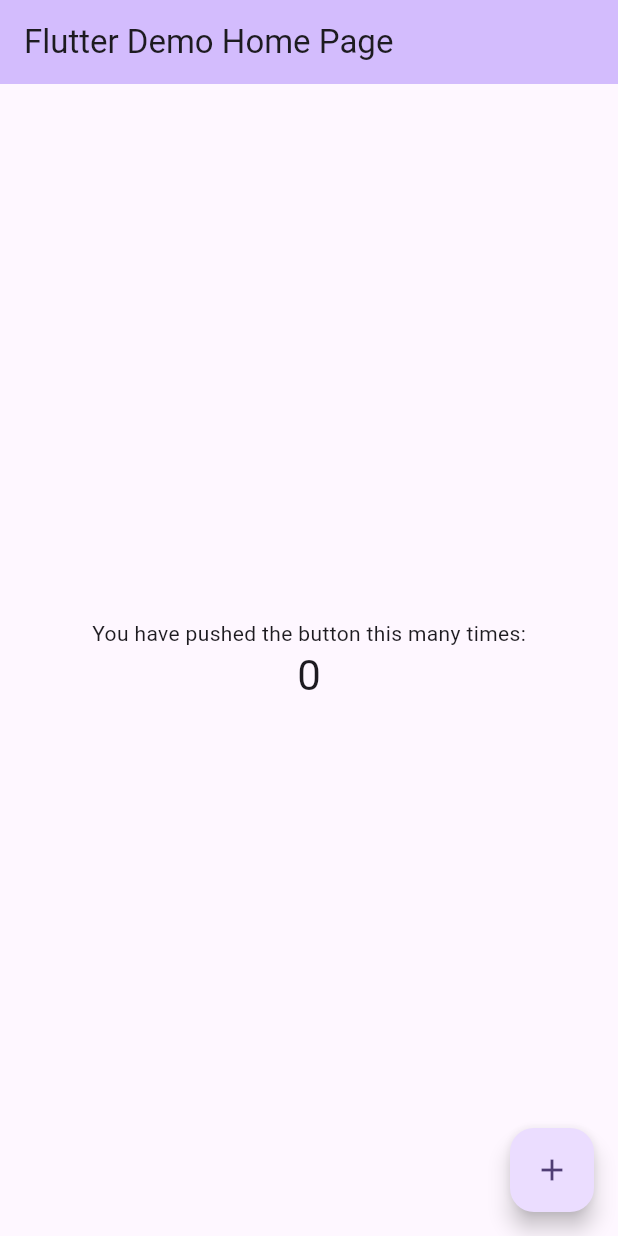
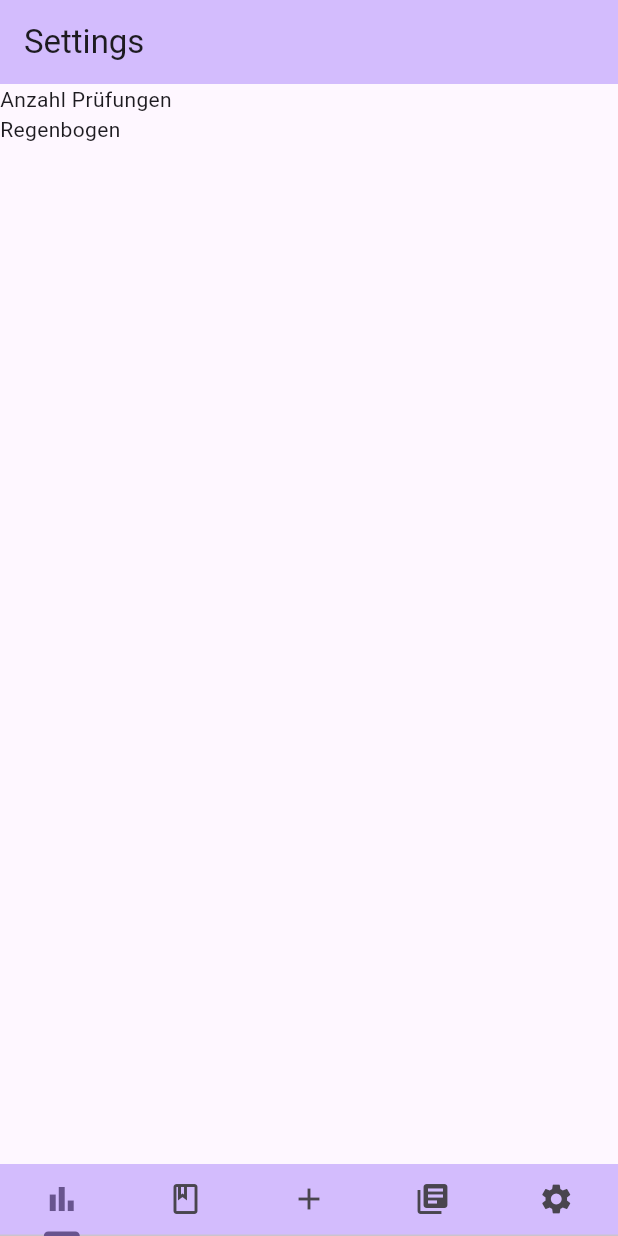
Before and after one commit to AKORA-Studios/calq_abiturnoten, a Flutter app: the screen it shows after launch, on a phone screen of 412 x 824 dp. Run offline on Flutter 3.47's test engine with Material 3 defaults, Android fonts, the light colour scheme and no system bars.

Commit message:
Add Tabview

```diff
--- /dev/null
+++ b/lib/Screens/settings_screen.dart
@@ -0,0 +1,22 @@
+import 'package:flutter/material.dart';
+
+class SettingsScreen extends StatefulWidget {
+  const SettingsScreen({super.key});
+
+  @override
+  State<SettingsScreen> createState() => _SettingsScreenState();
+}
+
+class _SettingsScreenState extends State<SettingsScreen> {
+  @override
+  Widget build(BuildContext context) {
+    return Scaffold(
+        appBar: AppBar(
+          backgroundColor: Theme.of(context).colorScheme.inversePrimary,
+          title: Text("Settings"),
+        ),
+        body: ListView(
+          children: [Text("Anzahl Prüfungen"), Text("Regenbogen")],
+        ));
+  }
+}
--- a/lib/main.dart
+++ b/lib/main.dart
@@ -1,4 +1,6 @@
 import 'package:flutter/material.dart';
+
+import 'Screens/settings_screen.dart';
 
 void main() {
   runApp(const MyApp());
@@ -15,7 +17,7 @@ class MyApp extends StatelessWidget {
         colorScheme: ColorScheme.fromSeed(seedColor: Colors.deepPurple),
         useMaterial3: true,
       ),
-      home: const MyHomePage(title: 'Flutter Demo Home Page'),
+      home: const MyHomePage(title: 'Calq'),
     );
   }
 }
@@ -40,30 +42,32 @@ class _MyHomePageState extends State<MyHomePage> {
 
   @override
   Widget build(BuildContext context) {
-    return Scaffold(
-      appBar: AppBar(
-        backgroundColor: Theme.of(context).colorScheme.inversePrimary,
-        title: Text(widget.title),
-      ),
-      body: Center(
-        child: Column(
-          mainAxisAlignment: MainAxisAlignment.center,
-          children: <Widget>[
-            const Text(
-              'You have pushed the button this many times:',
-            ),
-            Text(
-              '$_counter',
-              style: Theme.of(context).textTheme.headlineMedium,
-            ),
-          ],
-        ),
-      ),
-      floatingActionButton: FloatingActionButton(
-        onPressed: _incrementCounter,
-        tooltip: 'Increment',
-        child: const Icon(Icons.add),
-      ),
-    );
+    return DefaultTabController(
+        length: 5,
+        child: Scaffold(
+            /* appBar: AppBar(
+              backgroundColor: Theme.of(context).colorScheme.inversePrimary,
+               title: Text(widget.title),
+            ),*/
+            bottomNavigationBar: Container(
+                color: Theme.of(context).colorScheme.inversePrimary,
+                child: const TabBar(
+                  tabs: [
+                    Tab(icon: Icon(Icons.bar_chart)),
+                    Tab(icon: Icon(Icons.book_outlined)),
+                    Tab(icon: Icon(Icons.add)),
+                    Tab(icon: Icon(Icons.library_books)),
+                    Tab(icon: Icon(Icons.settings))
+                  ],
+                )),
+            body: TabBarView(
+              children: [
+                SettingsScreen(),
+                SettingsScreen(),
+                SettingsScreen(),
+                SettingsScreen(),
+                SettingsScreen(),
+              ],
+            )));
   }
 }
```
